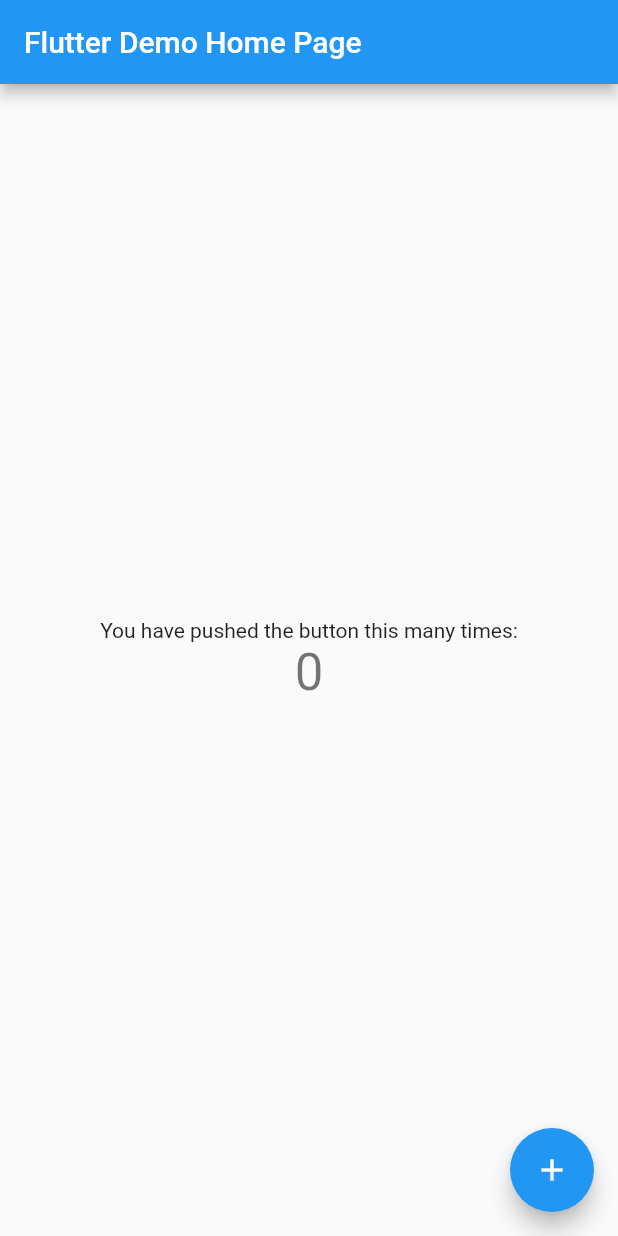
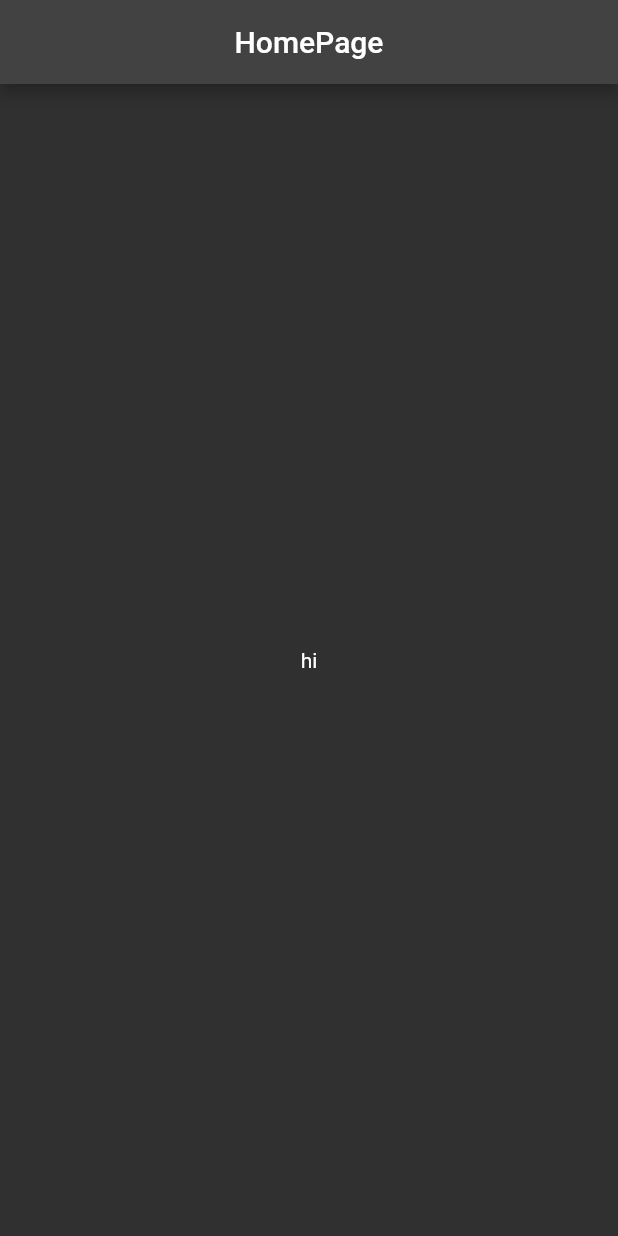
Before and after one commit to abhishek-joflee/riverpod2_course, a Flutter app: the screen it shows after launch, on a phone screen of 412 x 824 dp. Run offline on Flutter 3.47's test engine with Material 2 defaults, Android fonts, the phone set to English and light mode, and no system bars.

Commit message:
fsa added

```diff
--- a/lib/main.dart
+++ b/lib/main.dart
@@ -11,56 +11,25 @@ class MyApp extends StatelessWidget {
   Widget build(BuildContext context) {
     return MaterialApp(
       title: 'Flutter Demo',
-      theme: ThemeData(
-        primarySwatch: Colors.blue,
-      ),
-      home: const MyHomePage(title: 'Flutter Demo Home Page'),
+      darkTheme: ThemeData.dark(),
+      themeMode: ThemeMode.dark,
+      home: const MyHomePage(),
     );
   }
 }
 
-class MyHomePage extends StatefulWidget {
-  const MyHomePage({super.key, required this.title});
-
-  final String title;
-
-  @override
-  State<MyHomePage> createState() => _MyHomePageState();
-}
-
-class _MyHomePageState extends State<MyHomePage> {
-  int _counter = 0;
-
-  void _incrementCounter() {
-    setState(() {
-      _counter++;
-    });
-  }
+class MyHomePage extends StatelessWidget {
+  const MyHomePage({super.key});
 
   @override
   Widget build(BuildContext context) {
     return Scaffold(
       appBar: AppBar(
-        title: Text(widget.title),
+        title: const Text('HomePage'),
+        centerTitle: true,
       ),
-      body: Center(
-        child: Column(
-          mainAxisAlignment: MainAxisAlignment.center,
-          children: <Widget>[
-            const Text(
-              'You have pushed the button this many times:',
-            ),
-            Text(
-              '$_counter',
-              style: Theme.of(context).textTheme.headline4,
-            ),
-          ],
-        ),
-      ),
-      floatingActionButton: FloatingActionButton(
-        onPressed: _incrementCounter,
-        tooltip: 'Increment',
-        child: const Icon(Icons.add),
+      body: const Center(
+        child: Text('hi'),
       ),
     );
   }
--- a/pubspec.yaml
+++ b/pubspec.yaml
@@ -12,6 +12,7 @@ dependencies:
   cupertino_icons: ^1.0.2
   flutter:
     sdk: flutter
+  hooks_riverpod: ^2.0.2
 
 dev_dependencies:
   flutter_lints: ^2.0.0
```
Also changed, not shown: pubspec.lock.
